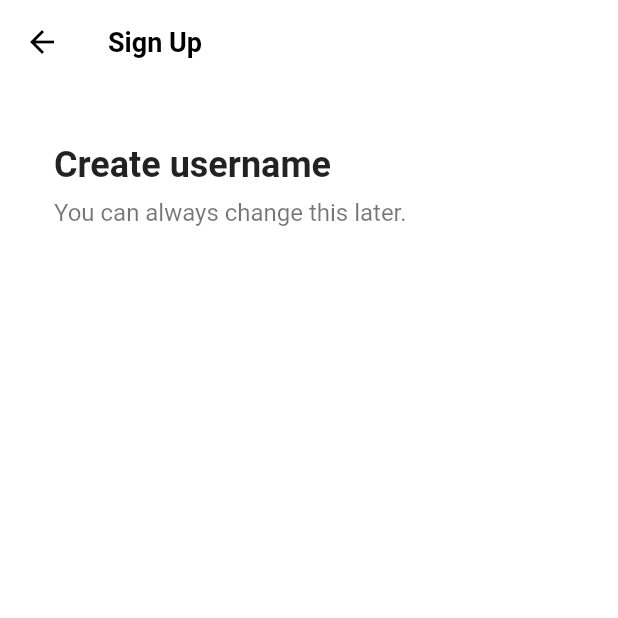
After one commit to Insuk-Seo/Flutter-Tiktok, a Flutter app: the screen it shows after launch, after a tap on "Use email & password", on a phone screen of 412 x 824 dp, the top half of it. The commit adds this screen. Run offline on Flutter 3.47's test engine with Material 2 defaults, Android fonts, the phone set to English and light mode, and no system bars; our stand-ins replace font_awesome_flutter.

Commit message:
4.3 Sign Up Form

```diff
--- /dev/null
+++ b/lib/features/authentication/email_screen.dart
@@ -0,0 +1,45 @@
+import 'package:flutter/material.dart';
+import 'package:flutter_tiktok/constants/gaps.dart';
+import 'package:flutter_tiktok/constants/sizes.dart';
+
+class EmailScreen extends StatelessWidget {
+  const EmailScreen({super.key});
+
+  @override
+  Widget build(BuildContext context) {
+    return Scaffold(
+      backgroundColor: Colors.white,
+      appBar: AppBar(
+        title: const Text(
+          "Sign Up",
+        ),
+      ),
+      body: const Padding(
+        padding: EdgeInsets.symmetric(
+          horizontal: Sizes.size36,
+        ),
+        child: Column(
+          crossAxisAlignment: CrossAxisAlignment.start,
+          children: [
+            Gaps.v40,
+            Text(
+              "Create username",
+              style: TextStyle(
+                fontSize: Sizes.size24,
+                fontWeight: FontWeight.w700,
+              ),
+            ),
+            Gaps.v8,
+            Text(
+              "You can always change this later.",
+              style: TextStyle(
+                fontSize: Sizes.size16,
+                color: Colors.black54,
+              ),
+            ),
+          ],
+        ),
+      ),
+    );
+  }
+}
--- a/lib/features/authentication/login_screen.dart
+++ b/lib/features/authentication/login_screen.dart
@@ -7,7 +7,7 @@ import 'package:font_awesome_flutter/font_awesome_flutter.dart';
 class LoginScreen extends StatelessWidget {
   const LoginScreen({super.key});
 
-  void onSignUpTap(BuildContext context) {
+  void _onSignUpTap(BuildContext context) {
     Navigator.of(context).pop();
   }
 
@@ -53,7 +53,7 @@ class LoginScreen extends StatelessWidget {
         ),
       ),
       bottomNavigationBar: BottomAppBar(
-        color: Colors.grey.shade100,
+        color: Colors.grey.shade50,
         elevation: 2,
         child: Padding(
           padding: const EdgeInsets.symmetric(
@@ -65,7 +65,7 @@ class LoginScreen extends StatelessWidget {
               const Text("Don't have an account?"),
               Gaps.h5,
               GestureDetector(
-                onTap: () => onSignUpTap(context),
+                onTap: () => _onSignUpTap(context),
                 child: Text(
                   "Sign up",
                   style: TextStyle(
--- a/lib/features/authentication/sign_up_screen.dart
+++ b/lib/features/authentication/sign_up_screen.dart
@@ -1,6 +1,7 @@
 import 'package:flutter/material.dart';
 import 'package:flutter_tiktok/constants/gaps.dart';
 import 'package:flutter_tiktok/constants/sizes.dart';
+import 'package:flutter_tiktok/features/authentication/email_screen.dart';
 import 'package:flutter_tiktok/features/authentication/login_screen.dart';
 import 'package:flutter_tiktok/features/authentication/widgets/auth_button.dart';
 import 'package:font_awesome_flutter/font_awesome_flutter.dart';
@@ -8,7 +9,7 @@ import 'package:font_awesome_flutter/font_awesome_flutter.dart';
 class SignUpScreen extends StatelessWidget {
   const SignUpScreen({super.key});
 
-  void onLoginTap(BuildContext context) {
+  void _onLoginTap(BuildContext context) {
     Navigator.of(context).push(
       MaterialPageRoute(
         builder: (context) => const LoginScreen(),
@@ -16,18 +17,26 @@ class SignUpScreen extends StatelessWidget {
     );
   }
 
+  void _onEmailTap(BuildContext context) {
+    Navigator.of(context).push(
+      MaterialPageRoute(
+        builder: (context) => const EmailScreen(),
+      ),
+    );
+  }
+
   @override
   Widget build(BuildContext context) {
     return Scaffold(
-      body: const SafeArea(
+      body: SafeArea(
         child: Padding(
-          padding: EdgeInsets.symmetric(
+          padding: const EdgeInsets.symmetric(
             horizontal: Sizes.size40,
           ),
           child: Column(
             children: [
               Gaps.v80,
-              Text(
+              const Text(
                 "Sign Up for TikTok",
                 style: TextStyle(
                   fontSize: Sizes.size24,
@@ -35,7 +44,7 @@ class SignUpScreen extends StatelessWidget {
                 ),
               ),
               Gaps.v20,
-              Text(
+              const Text(
                 "Create a profile, follow other accounts, make your own videos, and more.",
                 style: TextStyle(
                   fontSize: Sizes.size16,
@@ -44,12 +53,15 @@ class SignUpScreen extends StatelessWidget {
                 textAlign: TextAlign.center,
               ),
               Gaps.v40,
-              AuthButton(
-                icon: FaIcon(FontAwesomeIcons.user),
-                text: "Use email & password",
+              GestureDetector(
+                onTap: () => _onEmailTap(context),
+                child: const AuthButton(
+                  icon: FaIcon(FontAwesomeIcons.user),
+                  text: "Use email & password",
+                ),
               ),
               Gaps.v16,
-              AuthButton(
+              const AuthButton(
                 icon: FaIcon(FontAwesomeIcons.apple),
                 text: "Continue with Apple",
               ),
@@ -58,7 +70,7 @@ class SignUpScreen extends StatelessWidget {
         ),
       ),
       bottomNavigationBar: BottomAppBar(
-        color: Colors.grey.shade100,
+        color: Colors.grey.shade50,
         elevation: 2,
         child: Padding(
           padding: const EdgeInsets.symmetric(
@@ -70,7 +82,7 @@ class SignUpScreen extends StatelessWidget {
               const Text("Already have an account?"),
               Gaps.h5,
               GestureDetector(
-                onTap: () => onLoginTap(context),
+                onTap: () => _onLoginTap(context),
                 child: Text(
                   "Log in",
                   style: TextStyle(
--- a/lib/main.dart
+++ b/lib/main.dart
@@ -15,7 +15,19 @@ class TikTokApp extends StatelessWidget {
     return MaterialApp(
       title: 'Tiktok Clone',
       theme: ThemeData(
+        scaffoldBackgroundColor:
+            Colors.white, // scaffold를 전역적으로 바꿔줄 수  있음. 기본 테마
         primaryColor: const Color(0xFFE9435A),
+        appBarTheme: const AppBarTheme(
+          backgroundColor: Colors.white,
+          foregroundColor: Colors.black,
+          elevation: 0,
+          titleTextStyle: TextStyle(
+            fontSize: Sizes.size16 + Sizes.size2,
+            fontWeight: FontWeight.w600,
+            color: Colors.black,
+          ),
+        ), // AppBarTheme를 이용하여 AppBar의 전역적인 테마를 바꿔줄 수 있음.
       ),
       home: const SignUpScreen(),
     );
```
Also changed, not shown: lib/features/authentication/username_screen.dart (added).
